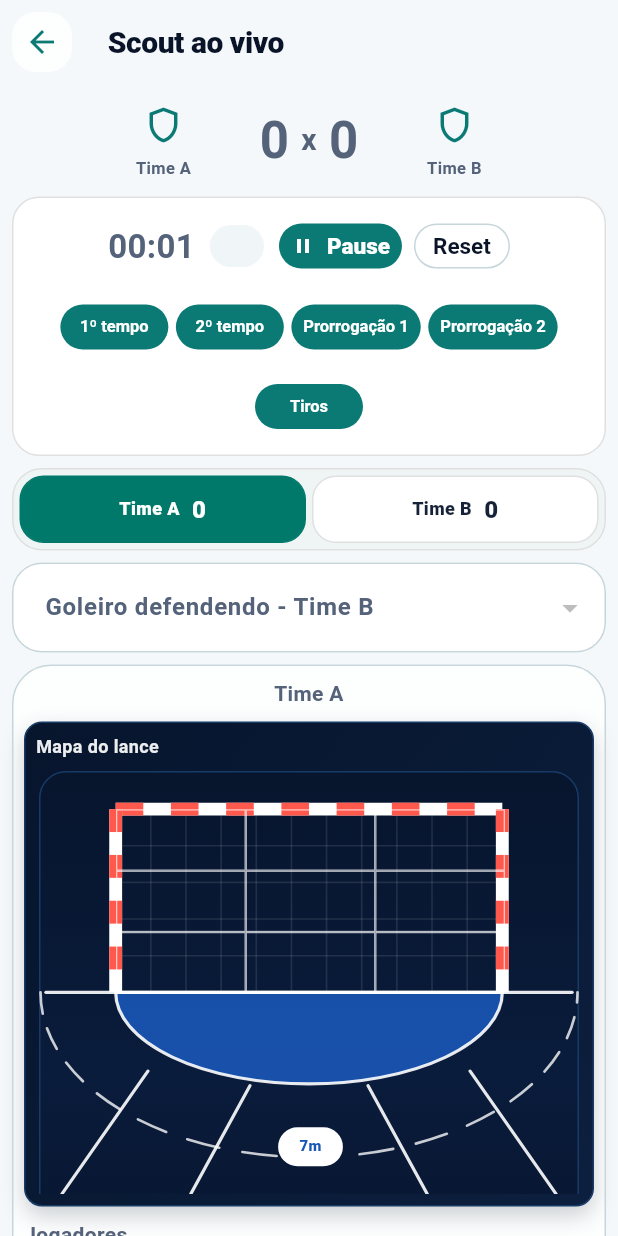
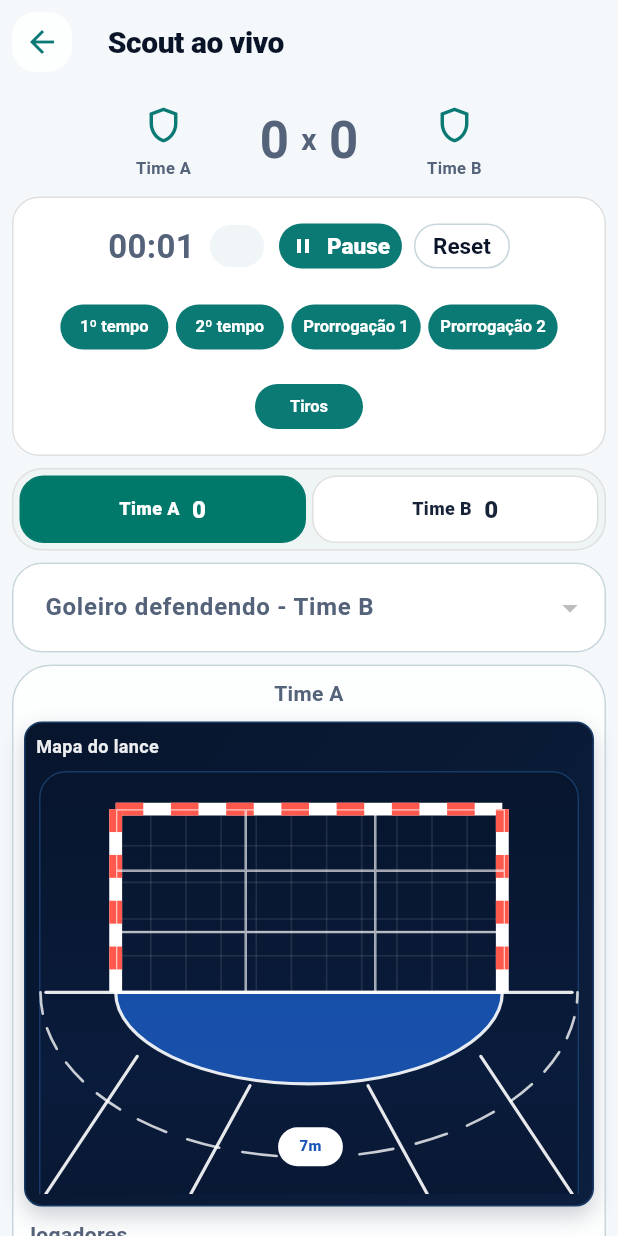
Before and after one commit to luzass/handbrasilstats, a Flutter app: the LiveScoutPage screen opened directly with empty values, after a tap on "Play", on a phone screen of 412 x 824 dp. Run offline on Flutter 3.47's test engine with Material 3 defaults, Android fonts, the phone set to English and light mode, and no system bars; our stand-ins replace file_picker, flutter_dotenv, flutter_riverpod, supabase_flutter; accounts and stored records are empty.

Commit message:
Ajusta linhas laterais do mapa do scout

```diff
--- a/lib/widgets/scout_lance_map_selector.dart
+++ b/lib/widgets/scout_lance_map_selector.dart
@@ -489,10 +489,10 @@ class _ScoutLanceMapPainter extends CustomPainter {
     // The long continuation of these guide lines is intentionally clipped out,
     // matching the compact attack-map reference instead of showing a full court.
     final bottomY = height * ScoutLanceMapSelector.bottomY;
-    final leftSideStart = Offset(width * 0.20, goalLineY + areaRy * 0.86);
-    final rightSideStart = Offset(width * 0.80, goalLineY + areaRy * 0.86);
-    final leftSideEnd = Offset(width * 0.04, bottomY);
-    final rightSideEnd = Offset(width * 0.96, bottomY);
+    final leftSideStart = Offset(width * 0.18, goalLineY + areaRy * 0.70);
+    final rightSideStart = Offset(width * 0.82, goalLineY + areaRy * 0.70);
+    final leftSideEnd = Offset(width * 0.01, bottomY);
+    final rightSideEnd = Offset(width * 0.99, bottomY);
     final leftInnerStart = Offset(width * 0.39, goalLineY + areaRy * 1.02);
     final rightInnerStart = Offset(width * 0.61, goalLineY + areaRy * 1.02);
 
```
